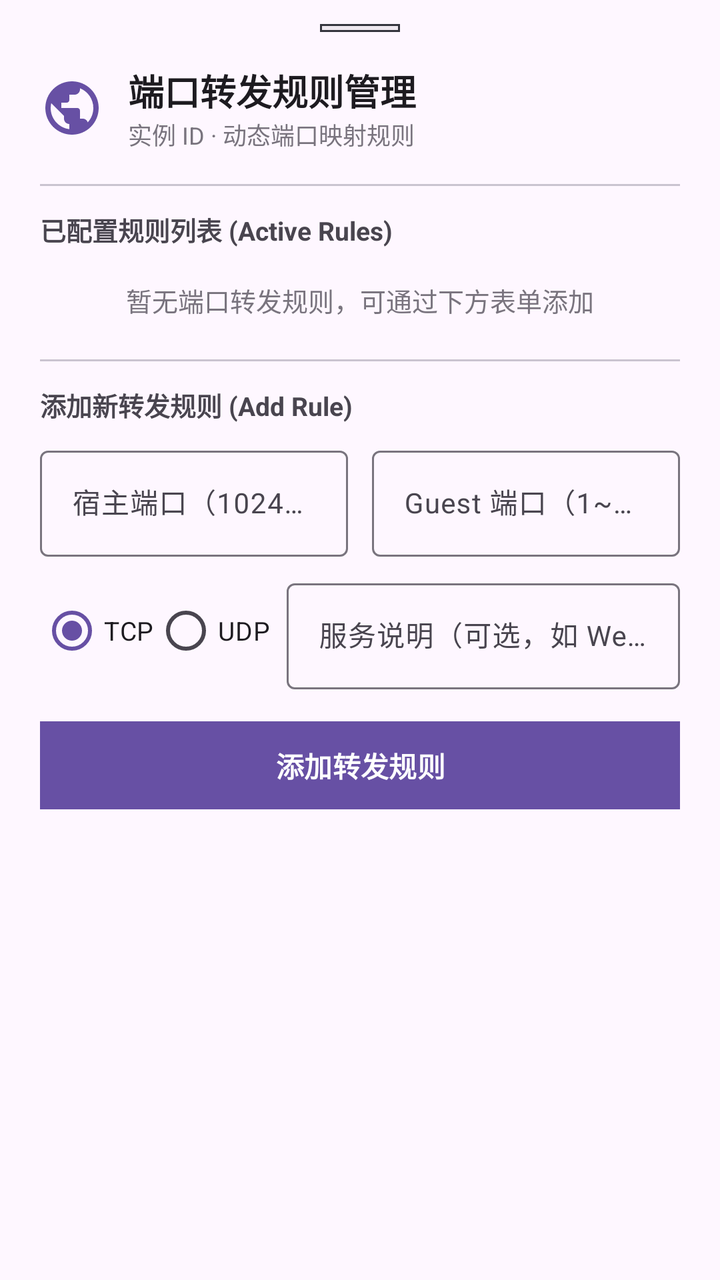
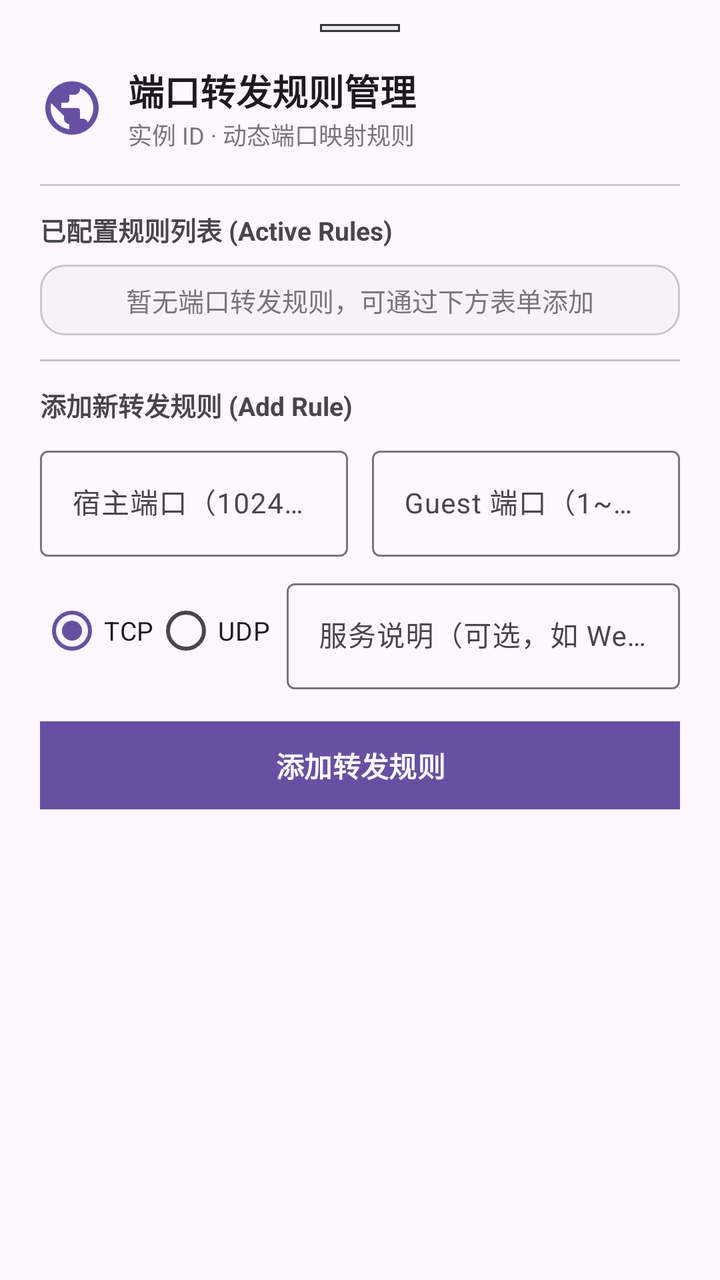

The first picture is an Android layout as it rendered before a commit; the second is the same layout after the commit. The layout source and the unified diff follow.
<!-- AndroidManifest.xml: application theme Theme.Orchestella -->
<!-- res/layout/layout_port_forwarding_sheet.xml -->
<?xml version="1.0" encoding="utf-8"?>
<LinearLayout xmlns:android="http://schemas.android.com/apk/res/android"
    xmlns:app="http://schemas.android.com/apk/res-auto"
    android:layout_width="match_parent"
    android:layout_height="wrap_content"
    android:orientation="vertical"
    android:paddingStart="20dp"
    android:paddingEnd="20dp"
    android:paddingTop="12dp"
    android:paddingBottom="28dp">

    
    <View
        android:layout_width="40dp"
        android:layout_height="4dp"
        android:layout_gravity="center_horizontal"
        android:layout_marginBottom="16dp"
        android:background="@drawable/bg_status_badge" />

    
    <LinearLayout
        android:layout_width="match_parent"
        android:layout_height="wrap_content"
        android:orientation="horizontal"
        android:gravity="center_vertical"
        android:layout_marginBottom="16dp">

        <ImageView
            android:layout_width="32dp"
            android:layout_height="32dp"
            android:layout_marginEnd="12dp"
            android:src="@drawable/ic_network"
            app:tint="?attr/colorPrimary"
            android:contentDescription="@null" />

        <LinearLayout
            android:layout_width="0dp"
            android:layout_height="wrap_content"
            android:layout_weight="1"
            android:orientation="vertical">

            <TextView
                android:id="@+id/port_sheet_title"
                android:layout_width="wrap_content"
                android:layout_height="wrap_content"
                android:text="@string/port_forwarding_title"
                android:textSize="18sp"
                android:textStyle="bold"
                android:textColor="?attr/colorOnSurface" />

            <TextView
                android:id="@+id/port_sheet_subtitle"
                android:layout_width="wrap_content"
                android:layout_height="wrap_content"
                android:text="实例 ID · 动态端口映射规则"
                android:textSize="12sp"
                android:textColor="?attr/colorOutline" />
        </LinearLayout>
    </LinearLayout>

    <View
        android:layout_width="match_parent"
        android:layout_height="1dp"
        android:layout_marginBottom="12dp"
        android:background="?attr/colorOutlineVariant" />

    
    <TextView
        android:layout_width="wrap_content"
        android:layout_height="wrap_content"
        android:text="已配置规则列表 (Active Rules)"
        android:textSize="13sp"
        android:textStyle="bold"
        android:textColor="?attr/colorOnSurfaceVariant"
        android:layout_marginBottom="8dp" />

    <TextView
        android:id="@+id/tv_no_rules_hint"
        android:layout_width="match_parent"
        android:layout_height="wrap_content"
        android:text="@string/port_forwarding_empty"
        android:textSize="13sp"
        android:textColor="?attr/colorOutline"
        android:paddingTop="8dp"
        android:paddingBottom="8dp"
        android:gravity="center"
        android:visibility="visible" />

    <androidx.core.widget.NestedScrollView
        android:layout_width="match_parent"
        android:layout_height="wrap_content"
        android:maxHeight="220dp">

        <LinearLayout
            android:id="@+id/container_rules_list"
            android:layout_width="match_parent"
            android:layout_height="wrap_content"
            android:orientation="vertical" />
    </androidx.core.widget.NestedScrollView>

    <View
        android:layout_width="match_parent"
        android:layout_height="1dp"
        android:layout_marginTop="12dp"
        android:layout_marginBottom="12dp"
        android:background="?attr/colorOutlineVariant" />

    
    <TextView
        android:layout_width="wrap_content"
        android:layout_height="wrap_content"
        android:text="添加新转发规则 (Add Rule)"
        android:textSize="13sp"
        android:textStyle="bold"
        android:textColor="?attr/colorOnSurfaceVariant"
        android:layout_marginBottom="8dp" />

    
    <LinearLayout
        android:layout_width="match_parent"
        android:layout_height="wrap_content"
        android:orientation="horizontal"
        android:baselineAligned="false"
        android:layout_marginBottom="8dp">

        <com.google.android.material.textfield.TextInputLayout
            android:id="@+id/til_host_port"
            style="@style/Widget.Material3.TextInputLayout.OutlinedBox"
            android:layout_width="0dp"
            android:layout_height="wrap_content"
            android:layout_weight="1"
            android:layout_marginEnd="6dp"
            android:hint="@string/port_forwarding_host_port">

            <com.google.android.material.textfield.TextInputEditText
                android:id="@+id/et_host_port"
                android:layout_width="match_parent"
                android:layout_height="wrap_content"
                android:minHeight="48dp"
                android:inputType="number"
                android:textSize="14sp" />
        </com.google.android.material.textfield.TextInputLayout>

        <com.google.android.material.textfield.TextInputLayout
            android:id="@+id/til_guest_port"
            style="@style/Widget.Material3.TextInputLayout.OutlinedBox"
            android:layout_width="0dp"
            android:layout_height="wrap_content"
            android:layout_weight="1"
            android:layout_marginStart="6dp"
            android:hint="@string/port_forwarding_guest_port">

            <com.google.android.material.textfield.TextInputEditText
                android:id="@+id/et_guest_port"
                android:layout_width="match_parent"
                android:layout_height="wrap_content"
                android:minHeight="48dp"
                android:inputType="number"
                android:textSize="14sp" />
        </com.google.android.material.textfield.TextInputLayout>
    </LinearLayout>

    
    <LinearLayout
        android:layout_width="match_parent"
        android:layout_height="wrap_content"
        android:orientation="horizontal"
        android:gravity="center_vertical"
        android:layout_marginBottom="8dp">

        <RadioGroup
            android:id="@+id/rg_protocol"
            android:layout_width="wrap_content"
            android:layout_height="wrap_content"
            android:orientation="horizontal"
            android:layout_marginEnd="8dp">

            <RadioButton
                android:id="@+id/rb_tcp"
                android:layout_width="wrap_content"
                android:layout_height="wrap_content"
                android:minHeight="48dp"
                android:checked="true"
                android:text="TCP"
                android:textSize="13sp" />

            <RadioButton
                android:id="@+id/rb_udp"
                android:layout_width="wrap_content"
                android:layout_height="wrap_content"
                android:minHeight="48dp"
                android:text="UDP"
                android:textSize="13sp" />
        </RadioGroup>

        <com.google.android.material.textfield.TextInputLayout
            android:id="@+id/til_description"
            style="@style/Widget.Material3.TextInputLayout.OutlinedBox"
            android:layout_width="0dp"
            android:layout_height="wrap_content"
            android:layout_weight="1"
            android:hint="@string/port_forwarding_desc_hint">

            <com.google.android.material.textfield.TextInputEditText
                android:id="@+id/et_description"
                android:layout_width="match_parent"
                android:layout_height="wrap_content"
                android:minHeight="48dp"
                android:inputType="text"
                android:textSize="14sp" />
        </com.google.android.material.textfield.TextInputLayout>
    </LinearLayout>

    
    <com.google.android.material.button.MaterialButton
        android:id="@+id/btn_add_rule"
        android:layout_width="match_parent"
        android:layout_height="wrap_content"
        android:minHeight="52dp"
        app:cornerRadius="0dp"
        android:text="@string/port_forwarding_add_rule"
        android:textSize="14sp"
        android:textStyle="bold"
        android:layout_marginTop="4dp" />

</LinearLayout>
<!-- resources referenced by this layout -->
<resources>
  <!-- drawable bg_status_badge (drawable) -->
  <?xml version="1.0" encoding="utf-8"?>
  <shape xmlns:android="http://schemas.android.com/apk/res/android"
      android:shape="rectangle">
      <corners android:radius="0dp" />
      <solid android:color="#20808080" />
      <stroke
          android:width="1dp"
          android:color="#34353D" />
  </shape>
  <!-- drawable ic_network (drawable) -->
  <vector xmlns:android="http://schemas.android.com/apk/res/android"
      android:width="24dp"
      android:height="24dp"
      android:viewportWidth="24"
      android:viewportHeight="24">
    <path
        android:fillColor="#FFFFFFFF"
        android:pathData="M12,2C6.48,2 2,6.48 2,12s4.48,10 10,10 10,-4.48 10,-10S17.52,2 12,2zm-1,17.93c-3.95,-0.49 -7,-3.85 -7,-7.93 0,-0.62 0.08,-1.21 0.21,-1.79L9,15v1c0,1.1 0.9,2 2,2v1.93zm6.9,-2.54c-0.26,-0.81 -1,-1.39 -1.9,-1.39h-1v-3c0,-0.55 -0.45,-1 -1,-1H8v-2h2c0.55,0 1,-0.45 1,-1V7h2c1.1,0 2,-0.9 2,-2v-0.41c2.93,1.19 5,4.06 5,7.41 0,2.08 -0.8,3.97 -2.1,5.39z"/>
  </vector>
  <string name="port_forwarding_add_rule">添加转发规则</string>
  <string name="port_forwarding_desc_hint">服务说明（可选，如 Web 8080）</string>
  <string name="port_forwarding_empty">暂无端口转发规则，可通过下方表单添加</string>
  <string name="port_forwarding_guest_port">Guest 端口（1~65535）</string>
  <string name="port_forwarding_host_port">宿主端口（1024~65535）</string>
  <string name="port_forwarding_title">端口转发规则管理</string>
  <style name="Theme.Orchestella" parent="Theme.Material3.DayNight.NoActionBar">
          <item name="android:fontFamily">sans-serif</item>
          <item name="android:windowActionModeOverlay">true</item>
          <item name="android:statusBarColor">@android:color/transparent</item>
          <item name="android:navigationBarColor">@android:color/transparent</item>
          
          <item name="android:windowAnimationStyle">@style/Animation.Orchestella.Activity</item>
      </style>
  <!-- unchanged entries left out for length: 1 -->
</resources>

<!-- the commit's change to res/layout/layout_port_forwarding_sheet.xml (unified diff, before → after) -->
@@ -4,9 +4,9 @@
     android:layout_width="match_parent"
     android:layout_height="wrap_content"
     android:orientation="vertical"
-    android:paddingStart="20dp"
-    android:paddingEnd="20dp"
-    android:paddingTop="12dp"
+    android:paddingStart="@dimen/oe_space_xl"
+    android:paddingEnd="@dimen/oe_space_xl"
+    android:paddingTop="@dimen/oe_space_md"
     android:paddingBottom="28dp">
 
     
@@ -14,7 +14,7 @@
         android:layout_width="40dp"
         android:layout_height="4dp"
         android:layout_gravity="center_horizontal"
-        android:layout_marginBottom="16dp"
+        android:layout_marginBottom="@dimen/oe_space_lg"
         android:background="@drawable/bg_status_badge" />
 
     
@@ -23,12 +23,12 @@
         android:layout_height="wrap_content"
         android:orientation="horizontal"
         android:gravity="center_vertical"
-        android:layout_marginBottom="16dp">
+        android:layout_marginBottom="@dimen/oe_space_lg">
 
         <ImageView
             android:layout_width="32dp"
             android:layout_height="32dp"
-            android:layout_marginEnd="12dp"
+            android:layout_marginEnd="@dimen/oe_space_md"
             android:src="@drawable/ic_network"
             app:tint="?attr/colorPrimary"
             android:contentDescription="@null" />
@@ -61,7 +61,7 @@
     <View
         android:layout_width="match_parent"
         android:layout_height="1dp"
-        android:layout_marginBottom="12dp"
+        android:layout_marginBottom="@dimen/oe_space_md"
         android:background="?attr/colorOutlineVariant" />
 
     
@@ -72,19 +72,28 @@
         android:textSize="13sp"
         android:textStyle="bold"
         android:textColor="?attr/colorOnSurfaceVariant"
-        android:layout_marginBottom="8dp" />
-
-    <TextView
-        android:id="@+id/tv_no_rules_hint"
-        android:layout_width="match_parent"
-        android:layout_height="wrap_content"
-        android:text="@string/port_forwarding_empty"
-        android:textSize="13sp"
-        android:textColor="?attr/colorOutline"
-        android:paddingTop="8dp"
-        android:paddingBottom="8dp"
-        android:gravity="center"
-        android:visibility="visible" />
+        android:layout_marginBottom="@dimen/oe_space_sm" />
+
+    
+    <LinearLayout
+        android:id="@+id/well_port_empty"
+        android:layout_width="match_parent"
+        android:layout_height="wrap_content"
+        android:background="@drawable/bg_oe_well"
+        android:orientation="vertical">
+
+        <TextView
+            android:id="@+id/tv_no_rules_hint"
+            android:layout_width="match_parent"
+            android:layout_height="wrap_content"
+            android:text="@string/port_forwarding_empty"
+            android:textSize="13sp"
+            android:textColor="?attr/colorOutline"
+            android:paddingTop="@dimen/oe_space_sm"
+            android:paddingBottom="@dimen/oe_space_sm"
+            android:gravity="center"
+            android:visibility="visible" />
+    </LinearLayout>
 
     <androidx.core.widget.NestedScrollView
         android:layout_width="match_parent"
@@ -101,8 +110,8 @@
     <View
         android:layout_width="match_parent"
         android:layout_height="1dp"
-        android:layout_marginTop="12dp"
-        android:layout_marginBottom="12dp"
+        android:layout_marginTop="@dimen/oe_space_md"
+        android:layout_marginBottom="@dimen/oe_space_md"
         android:background="?attr/colorOutlineVariant" />
 
     
@@ -113,7 +122,7 @@
         android:textSize="13sp"
         android:textStyle="bold"
         android:textColor="?attr/colorOnSurfaceVariant"
-        android:layout_marginBottom="8dp" />
+        android:layout_marginBottom="@dimen/oe_space_sm" />
 
     
     <LinearLayout
@@ -121,7 +130,7 @@
         android:layout_height="wrap_content"
         android:orientation="horizontal"
         android:baselineAligned="false"
-        android:layout_marginBottom="8dp">
+        android:layout_marginBottom="@dimen/oe_space_sm">
 
         <com.google.android.material.textfield.TextInputLayout
             android:id="@+id/til_host_port"
@@ -129,7 +138,7 @@
             android:layout_width="0dp"
             android:layout_height="wrap_content"
             android:layout_weight="1"
-            android:layout_marginEnd="6dp"
+            android:layout_marginEnd="@dimen/oe_icon_inline_gap"
             android:hint="@string/port_forwarding_host_port">
 
             <com.google.android.material.textfield.TextInputEditText
@@ -147,7 +156,7 @@
             android:layout_width="0dp"
             android:layout_height="wrap_content"
             android:layout_weight="1"
-            android:layout_marginStart="6dp"
+            android:layout_marginStart="@dimen/oe_icon_inline_gap"
             android:hint="@string/port_forwarding_guest_port">
 
             <com.google.android.material.textfield.TextInputEditText
@@ -166,14 +175,14 @@
         android:layout_height="wrap_content"
         android:orientation="horizontal"
         android:gravity="center_vertical"
-        android:layout_marginBottom="8dp">
+        android:layout_marginBottom="@dimen/oe_space_sm">
 
         <RadioGroup
             android:id="@+id/rg_protocol"
             android:layout_width="wrap_content"
             android:layout_height="wrap_content"
             android:orientation="horizontal"
-            android:layout_marginEnd="8dp">
+            android:layout_marginEnd="@dimen/oe_space_sm">
 
             <RadioButton
                 android:id="@+id/rb_tcp"
@@ -221,6 +230,6 @@
         android:text="@string/port_forwarding_add_rule"
         android:textSize="14sp"
         android:textStyle="bold"
-        android:layout_marginTop="4dp" />
+        android:layout_marginTop="@dimen/oe_space_xs" />
 
 </LinearLayout>
<!-- resource entries referenced after the edit -->
@@ -1,5 +1,21 @@
 <!-- resources referenced by this layout -->
 <resources>
+  <dimen name="oe_icon_inline_gap">6dp</dimen>
+  <dimen name="oe_space_lg">16dp</dimen>
+  <dimen name="oe_space_md">12dp</dimen>
+  <dimen name="oe_space_sm">8dp</dimen>
+  <dimen name="oe_space_xl">20dp</dimen>
+  <dimen name="oe_space_xs">4dp</dimen>
+  <!-- drawable bg_oe_well (drawable) -->
+  <?xml version="1.0" encoding="utf-8"?>
+  <shape xmlns:android="http://schemas.android.com/apk/res/android"
+      android:shape="rectangle">
+      <corners android:radius="@dimen/oe_corner_md" />
+      <solid android:color="?attr/colorSurfaceContainerLow" />
+      <stroke
+          android:width="@dimen/oe_stroke_hairline"
+          android:color="?attr/colorOutlineVariant" />
+  </shape>
   <!-- drawable bg_status_badge (drawable) -->
   <?xml version="1.0" encoding="utf-8"?>
   <shape xmlns:android="http://schemas.android.com/apk/res/android"
@@ -34,6 +50,8 @@
           
           <item name="android:windowAnimationStyle">@style/Animation.Orchestella.Activity</item>
       </style>
+  <dimen name="oe_corner_md">12dp</dimen>
+  <dimen name="oe_stroke_hairline">1dp</dimen>
   <!-- unchanged entries left out for length: 1 -->
 </resources>
 
